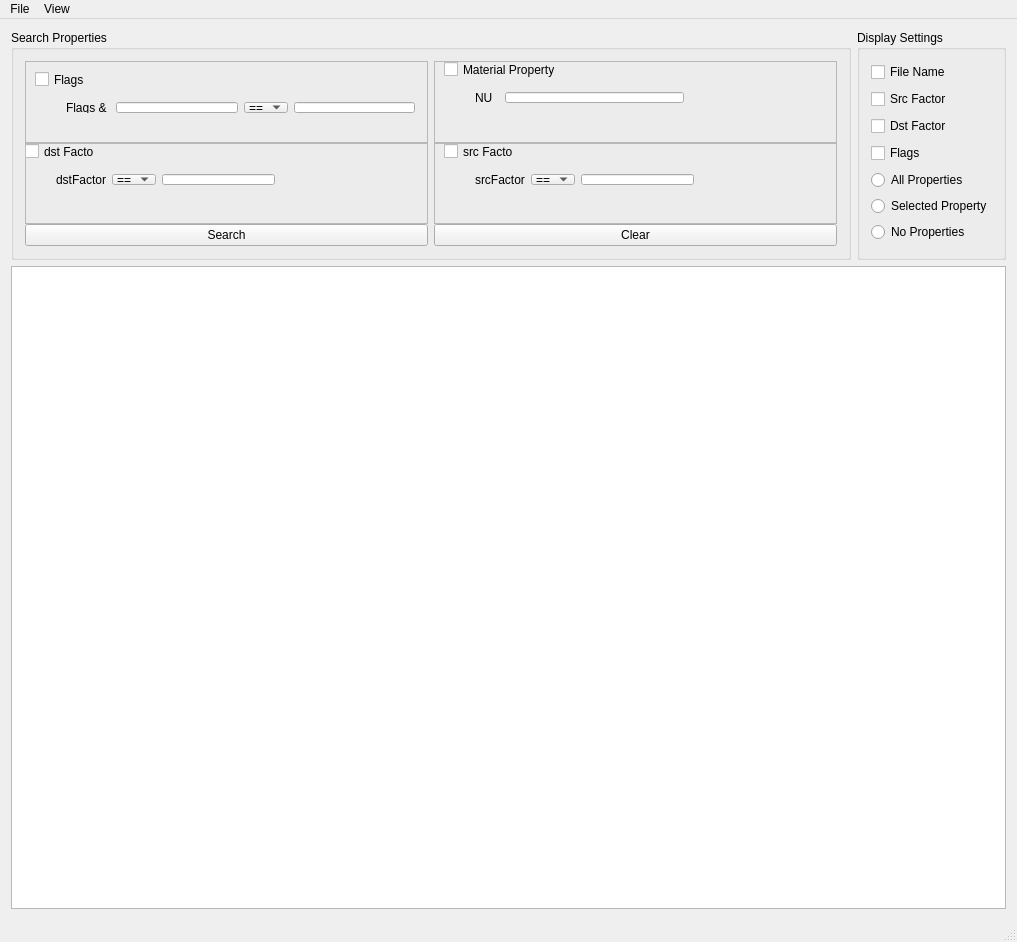
This is gui/mainwindow.ui in ScanMountGoat/Smash-Material-XML as Qt 5 draws it before an edit. The edited form follows.
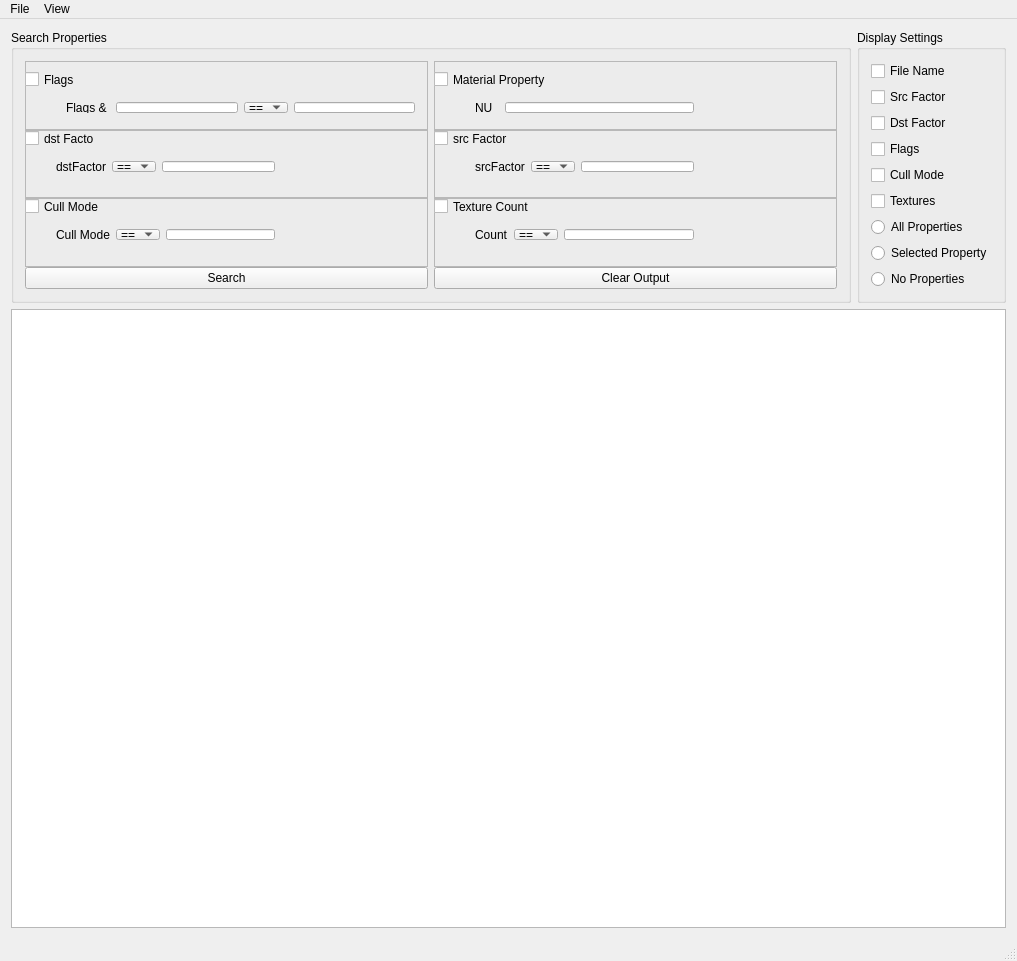
This is the edited form.

Commit message: add texture count and cull mode to gui

Patch:
```diff
--- a/gui/mainwindow.ui
+++ b/gui/mainwindow.ui
@@ -7,7 +7,7 @@
     <x>0</x>
     <y>0</y>
     <width>997</width>
-    <height>942</height>
+    <height>961</height>
    </rect>
   </property>
   <property name="windowTitle">
@@ -19,16 +19,19 @@
   <widget class="QWidget" name="centralWidget">
    <layout class="QVBoxLayout" name="verticalLayout_4">
     <item>
-     <layout class="QHBoxLayout" name="settingsHorizontalLayout">
+     <layout class="QHBoxLayout" name="settingsHorizontalLayout" stretch="0,0">
+      <property name="spacing">
+       <number>6</number>
+      </property>
       <item>
        <widget class="QGroupBox" name="searchPropertiesGroupBox">
         <property name="enabled">
          <bool>true</bool>
         </property>
         <property name="sizePolicy">
-         <sizepolicy hsizetype="Maximum" vsizetype="Preferred">
+         <sizepolicy hsizetype="Expanding" vsizetype="Preferred">
           <horstretch>0</horstretch>
-          <verstretch>2</verstretch>
+          <verstretch>0</verstretch>
          </sizepolicy>
         </property>
         <property name="minimumSize">
@@ -40,7 +43,7 @@
         <property name="title">
          <string>Search Properties</string>
         </property>
-        <layout class="QVBoxLayout" name="verticalLayout" stretch="0,0,0">
+        <layout class="QVBoxLayout" name="verticalLayout" stretch="0,0,0,0">
          <property name="spacing">
           <number>0</number>
          </property>
@@ -124,7 +127,7 @@
              <widget class="QCheckBox" name="flagsCheckBox">
               <property name="geometry">
                <rect>
-                <x>10</x>
+                <x>0</x>
                 <y>10</y>
                 <width>70</width>
                 <height>17</height>
@@ -147,9 +150,9 @@
              <widget class="QCheckBox" name="matPropCheckBox">
               <property name="geometry">
                <rect>
-                <x>10</x>
-                <y>0</y>
-                <width>111</width>
+                <x>0</x>
+                <y>10</y>
+                <width>141</width>
                 <height>17</height>
                </rect>
               </property>
@@ -161,9 +164,9 @@
               <property name="geometry">
                <rect>
                 <x>20</x>
-                <y>20</y>
+                <y>30</y>
                 <width>251</width>
-                <height>31</height>
+                <height>41</height>
                </rect>
               </property>
               <widget class="QWidget" name="layoutWidget">
@@ -171,7 +174,7 @@
                 <rect>
                  <x>10</x>
                  <y>0</y>
-                 <width>231</width>
+                 <width>241</width>
                  <height>33</height>
                 </rect>
                </property>
@@ -351,9 +354,9 @@
              <widget class="QCheckBox" name="srcCheckBox">
               <property name="geometry">
                <rect>
-                <x>10</x>
+                <x>0</x>
                 <y>0</y>
-                <width>70</width>
+                <width>91</width>
                 <height>17</height>
                </rect>
               </property>
@@ -365,6 +368,178 @@
            </item>
           </layout>
          </item>
+         <item>
+          <layout class="QHBoxLayout" name="texCountCullModeHorizontalLayout">
+           <item>
+            <widget class="QFrame" name="cullModeFrame">
+             <property name="frameShape">
+              <enum>QFrame::StyledPanel</enum>
+             </property>
+             <property name="frameShadow">
+              <enum>QFrame::Raised</enum>
+             </property>
+             <widget class="QCheckBox" name="cullModeCheckBox">
+              <property name="geometry">
+               <rect>
+                <x>0</x>
+                <y>0</y>
+                <width>101</width>
+                <height>17</height>
+               </rect>
+              </property>
+              <property name="text">
+               <string>Cull Mode</string>
+              </property>
+             </widget>
+             <widget class="QWidget" name="dstContainer_3" native="true">
+              <property name="geometry">
+               <rect>
+                <x>20</x>
+                <y>20</y>
+                <width>241</width>
+                <height>31</height>
+               </rect>
+              </property>
+              <widget class="QWidget" name="layoutWidget_3">
+               <property name="geometry">
+                <rect>
+                 <x>0</x>
+                 <y>0</y>
+                 <width>241</width>
+                 <height>33</height>
+                </rect>
+               </property>
+               <layout class="QHBoxLayout" name="horizontalLayout_5">
+                <item>
+                 <widget class="QLabel" name="cullModeLabel">
+                  <property name="text">
+                   <string>Cull Mode</string>
+                  </property>
+                 </widget>
+                </item>
+                <item>
+                 <widget class="QComboBox" name="cullModeOpComboBox">
+                  <item>
+                   <property name="text">
+                    <string>==</string>
+                   </property>
+                  </item>
+                  <item>
+                   <property name="text">
+                    <string>&gt;</string>
+                   </property>
+                  </item>
+                  <item>
+                   <property name="text">
+                    <string>&gt;=</string>
+                   </property>
+                  </item>
+                  <item>
+                   <property name="text">
+                    <string>&lt;</string>
+                   </property>
+                  </item>
+                  <item>
+                   <property name="text">
+                    <string>&lt;=</string>
+                   </property>
+                  </item>
+                 </widget>
+                </item>
+                <item>
+                 <widget class="QLineEdit" name="cullModeLineEdit"/>
+                </item>
+               </layout>
+              </widget>
+             </widget>
+            </widget>
+           </item>
+           <item>
+            <widget class="QFrame" name="textureCountFrame">
+             <property name="frameShape">
+              <enum>QFrame::StyledPanel</enum>
+             </property>
+             <property name="frameShadow">
+              <enum>QFrame::Raised</enum>
+             </property>
+             <widget class="QCheckBox" name="texCountCheckBox">
+              <property name="geometry">
+               <rect>
+                <x>0</x>
+                <y>0</y>
+                <width>101</width>
+                <height>17</height>
+               </rect>
+              </property>
+              <property name="text">
+               <string>Texture Count</string>
+              </property>
+             </widget>
+             <widget class="QWidget" name="dstContainer_2" native="true">
+              <property name="geometry">
+               <rect>
+                <x>20</x>
+                <y>20</y>
+                <width>241</width>
+                <height>31</height>
+               </rect>
+              </property>
+             </widget>
+             <widget class="QWidget" name="layoutWidget_2">
+              <property name="geometry">
+               <rect>
+                <x>30</x>
+                <y>20</y>
+                <width>241</width>
+                <height>33</height>
+               </rect>
+              </property>
+              <layout class="QHBoxLayout" name="horizontalLayout_4">
+               <item>
+                <widget class="QLabel" name="texCountLabel">
+                 <property name="text">
+                  <string>Count</string>
+                 </property>
+                </widget>
+               </item>
+               <item>
+                <widget class="QComboBox" name="texCountOpComboBox">
+                 <item>
+                  <property name="text">
+                   <string>==</string>
+                  </property>
+                 </item>
+                 <item>
+                  <property name="text">
+                   <string>&gt;</string>
+                  </property>
+                 </item>
+                 <item>
+                  <property name="text">
+                   <string>&gt;=</string>
+                  </property>
+                 </item>
+                 <item>
+                  <property name="text">
+                   <string>&lt;</string>
+                  </property>
+                 </item>
+                 <item>
+                  <property name="text">
+                   <string>&lt;=</string>
+                  </property>
+                 </item>
+                </widget>
+               </item>
+               <item>
+                <widget class="QLineEdit" name="textureCountLineEdit"/>
+               </item>
+              </layout>
+             </widget>
+            </widget>
+           </item>
+          </layout>
+         </item>
          <item>
           <layout class="QHBoxLayout" name="searchClearHorizontalLayout">
            <item>
@@ -377,7 +552,7 @@
            <item>
             <widget class="QPushButton" name="clearPushButton">
              <property name="text">
-              <string>Clear</string>
+              <string>Clear Output</string>
              </property>
             </widget>
            </item>
@@ -388,6 +563,12 @@
       </item>
       <item>
        <widget class="QGroupBox" name="displayOptionsGroupBox">
+        <property name="sizePolicy">
+         <sizepolicy hsizetype="Expanding" vsizetype="Preferred">
+          <horstretch>0</horstretch>
+          <verstretch>0</verstretch>
+         </sizepolicy>
+        </property>
         <property name="title">
          <string>Display Settings</string>
         </property>
@@ -420,6 +601,20 @@
            </property>
           </widget>
          </item>
+         <item>
+          <widget class="QCheckBox" name="displayCullCheckBox">
+           <property name="text">
+            <string>Cull Mode</string>
+           </property>
+          </widget>
+         </item>
+         <item>
+          <widget class="QCheckBox" name="displayTexturesCheckBox">
+           <property name="text">
+            <string>Textures</string>
+           </property>
+          </widget>
+         </item>
          <item>
           <layout class="QVBoxLayout" name="verticalLayout_3">
            <item>
@@ -455,7 +650,7 @@
       <property name="sizePolicy">
        <sizepolicy hsizetype="Expanding" vsizetype="Expanding">
         <horstretch>0</horstretch>
-        <verstretch>6</verstretch>
+        <verstretch>0</verstretch>
        </sizepolicy>
       </property>
      </widget>
```
The commit also changes 3 other files.
